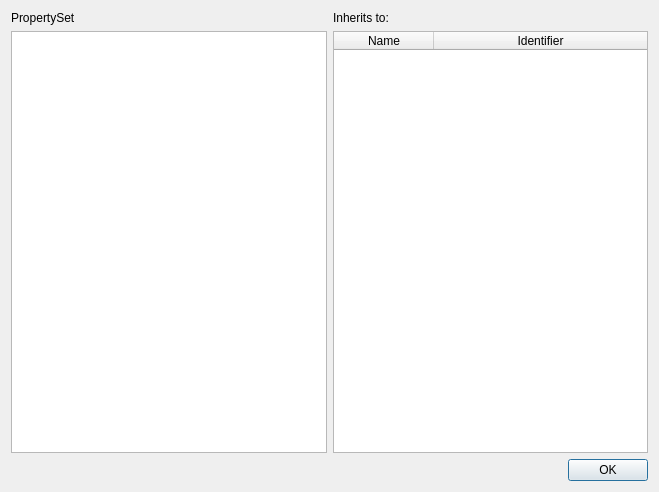
c-mellueh/SOM-Toolkit, file som_gui/module/predefined_property_set/qt/Widget.ui: the form before one commit.
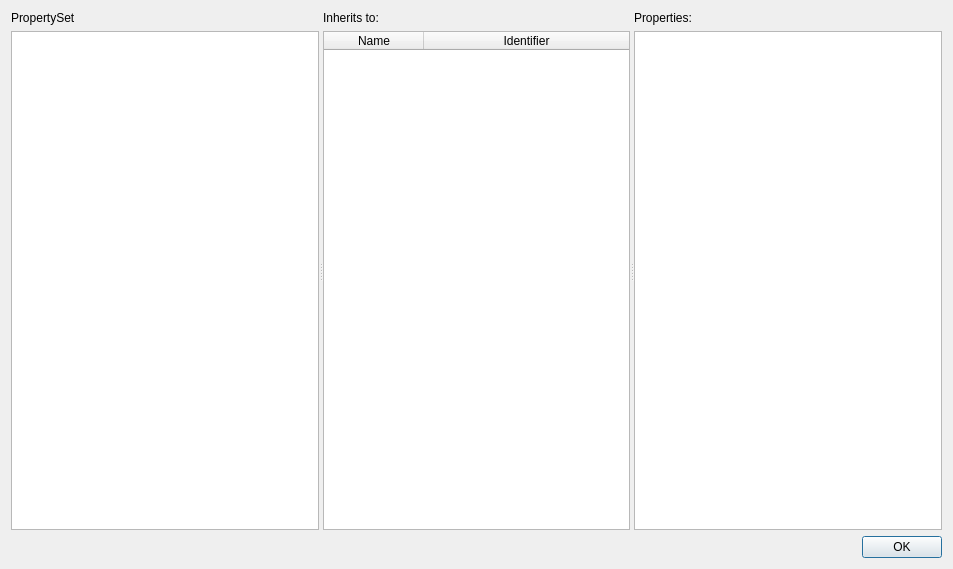
The form after the commit. Custom widgets are drawn as their Qt base class.

Commit message: add property table to predefined pset

What changed in the file:
```diff
--- a/som_gui/module/predefined_property_set/qt/Widget.ui
+++ b/som_gui/module/predefined_property_set/qt/Widget.ui
@@ -6,8 +6,8 @@
             <rect>
                 <x>0</x>
                 <y>0</y>
-                <width>659</width>
-                <height>492</height>
+    <width>953</width>
+    <height>569</height>
             </rect>
         </property>
         <property name="contextMenuPolicy">
@@ -16,18 +16,22 @@
         <property name="windowTitle">
             <string>Dialog</string>
         </property>
-        <layout class="QGridLayout" name="gridLayout">
-            <item row="2" column="0" colspan="2">
-                <widget class="QDialogButtonBox" name="buttonBox">
+  <layout class="QVBoxLayout" name="verticalLayout_4">
+   <item>
+    <widget class="QSplitter" name="splitter">
                     <property name="orientation">
                         <enum>Qt::Orientation::Horizontal</enum>
                     </property>
-                    <property name="standardButtons">
-                        <set>QDialogButtonBox::StandardButton::Ok</set>
+     <widget class="QWidget" name="">
+      <layout class="QVBoxLayout" name="verticalLayout">
+       <item>
+        <widget class="QLabel" name="label">
+         <property name="text">
+          <string>PropertySet</string>
                     </property>
                 </widget>
             </item>
-            <item row="1" column="0">
+       <item>
                 <widget class="QListWidget" name="list_view_pset">
                     <property name="focusPolicy">
                         <enum>Qt::FocusPolicy::StrongFocus</enum>
@@ -43,21 +47,18 @@
                     </property>
                 </widget>
             </item>
-            <item row="0" column="0">
-                <widget class="QLabel" name="label">
-                    <property name="text">
-                        <string>PropertySet</string>
-                    </property>
-                </widget>
-            </item>
-            <item row="0" column="1">
+      </layout>
+     </widget>
+     <widget class="QWidget" name="">
+      <layout class="QVBoxLayout" name="verticalLayout_2">
+       <item>
                 <widget class="QLabel" name="label_2">
                     <property name="text">
                         <string>Inherits to:</string>
                     </property>
                 </widget>
             </item>
-            <item row="1" column="1">
+       <item>
                 <widget class="QTableWidget" name="table_widgets_classes">
                     <property name="contextMenuPolicy">
                         <enum>Qt::ContextMenuPolicy::CustomContextMenu</enum>
@@ -91,7 +92,55 @@
             </item>
         </layout>
     </widget>
-    <resources />
+     <widget class="QWidget" name="">
+      <layout class="QVBoxLayout" name="verticalLayout_3" stretch="0,0">
+       <item>
+        <widget class="QLabel" name="label_properties">
+         <property name="text">
+          <string>Properties:</string>
+         </property>
+        </widget>
+       </item>
+       <item>
+        <widget class="PropertyTable" name="table_properties">
+         <property name="sizePolicy">
+          <sizepolicy hsizetype="MinimumExpanding" vsizetype="Expanding">
+           <horstretch>1</horstretch>
+           <verstretch>0</verstretch>
+          </sizepolicy>
+         </property>
+         <property name="editTriggers">
+          <set>QAbstractItemView::EditTrigger::NoEditTriggers</set>
+         </property>
+         <attribute name="horizontalHeaderStretchLastSection">
+          <bool>true</bool>
+         </attribute>
+        </widget>
+       </item>
+      </layout>
+     </widget>
+    </widget>
+   </item>
+   <item>
+    <widget class="QDialogButtonBox" name="buttonBox">
+     <property name="orientation">
+      <enum>Qt::Orientation::Horizontal</enum>
+     </property>
+     <property name="standardButtons">
+      <set>QDialogButtonBox::StandardButton::Ok</set>
+     </property>
+    </widget>
+   </item>
+  </layout>
+ </widget>
+ <customwidgets>
+  <customwidget>
+   <class>PropertyTable</class>
+   <extends>QTableWidget</extends>
+   <header>som_gui.module.property_table.ui</header>
+  </customwidget>
+ </customwidgets>
+ <resources/>
     <connections>
         <connection>
             <sender>buttonBox</sender>
```
Lines whose indentation alone changed are shown as unchanged. The commit also changes 6 other files.
